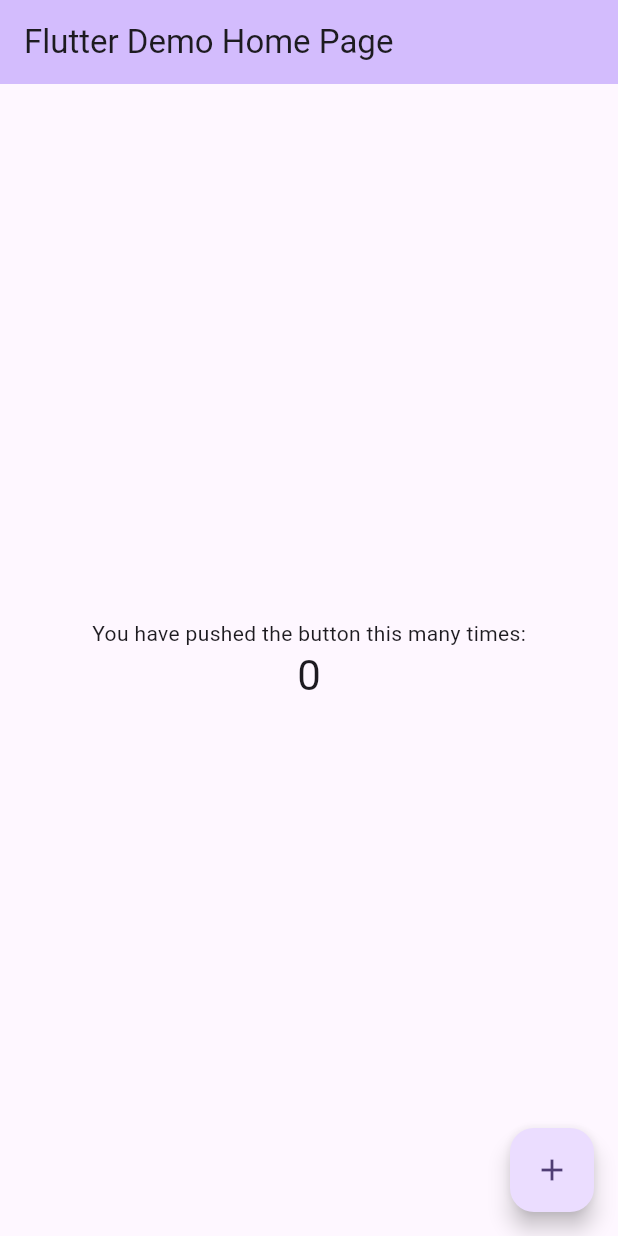
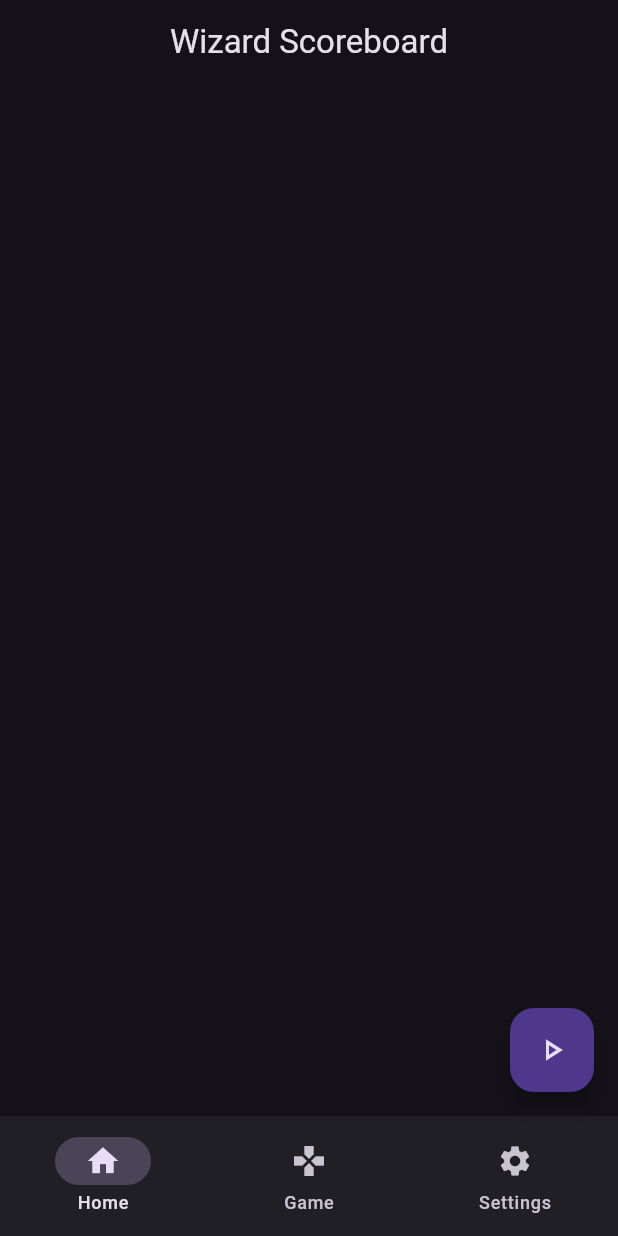
Before and after one commit to coughfeem8/wizard_scoreboard, a Flutter app: the screen it shows after launch, on a phone screen of 412 x 824 dp. Run offline on Flutter 3.47's test engine with Material 2 defaults, Android fonts, the phone set to English and light mode, and no system bars.

Commit message:
added basic home page

```diff
--- a/lib/main.dart
+++ b/lib/main.dart
@@ -6,120 +6,60 @@ void main() {
 
 class MyApp extends StatelessWidget {
   const MyApp({super.key});
-
-  // This widget is the root of your application.
   @override
   Widget build(BuildContext context) {
     return MaterialApp(
-      title: 'Flutter Demo',
+      debugShowCheckedModeBanner: false,
       theme: ThemeData(
-        // This is the theme of your application.
-        //
-        // TRY THIS: Try running your application with "flutter run". You'll see
-        // the application has a blue toolbar. Then, without quitting the app,
-        // try changing the seedColor in the colorScheme below to Colors.green
-        // and then invoke "hot reload" (save your changes or press the "hot
-        // reload" button in a Flutter-supported IDE, or press "r" if you used
-        // the command line to start the app).
-        //
-        // Notice that the counter didn't reset back to zero; the application
-        // state is not lost during the reload. To reset the state, use hot
-        // restart instead.
-        //
-        // This works for code too, not just values: Most code changes can be
-        // tested with just a hot reload.
-        colorScheme: ColorScheme.fromSeed(seedColor: Colors.deepPurple),
+        primarySwatch: Colors.green,
+        brightness: Brightness.dark,
         useMaterial3: true,
       ),
-      home: const MyHomePage(title: 'Flutter Demo Home Page'),
+      home: const RootPage(),
     );
   }
 }
 
-class MyHomePage extends StatefulWidget {
-  const MyHomePage({super.key, required this.title});
-
-  // This widget is the home page of your application. It is stateful, meaning
-  // that it has a State object (defined below) that contains fields that affect
-  // how it looks.
-
-  // This class is the configuration for the state. It holds the values (in this
-  // case the title) provided by the parent (in this case the App widget) and
-  // used by the build method of the State. Fields in a Widget subclass are
-  // always marked "final".
-
-  final String title;
+class RootPage extends StatefulWidget {
+  const RootPage({super.key});
 
   @override
-  State<MyHomePage> createState() => _MyHomePageState();
+  State<RootPage> createState() => _RootPageState();
 }
 
-class _MyHomePageState extends State<MyHomePage> {
-  int _counter = 0;
-
-  void _incrementCounter() {
-    setState(() {
-      // This call to setState tells the Flutter framework that something has
-      // changed in this State, which causes it to rerun the build method below
-      // so that the display can reflect the updated values. If we changed
-      // _counter without calling setState(), then the build method would not be
-      // called again, and so nothing would appear to happen.
-      _counter++;
-    });
-  }
+class _RootPageState extends State<RootPage> {
+  int currentPage = 0;
+  List<Widget> pages = const [];
+  List<NavigationDestination> iconPages = const [
+    NavigationDestination(icon: Icon(Icons.home), label: 'Home'),
+    NavigationDestination(icon: Icon(Icons.gamepad), label: 'Game'),
+    NavigationDestination(icon: Icon(Icons.settings), label: 'Settings'),
+  ];
 
   @override
   Widget build(BuildContext context) {
-    // This method is rerun every time setState is called, for instance as done
-    // by the _incrementCounter method above.
-    //
-    // The Flutter framework has been optimized to make rerunning build methods
-    // fast, so that you can just rebuild anything that needs updating rather
-    // than having to individually change instances of widgets.
     return Scaffold(
+      // body: pages[0],
       appBar: AppBar(
-        // TRY THIS: Try changing the color here to a specific color (to
-        // Colors.amber, perhaps?) and trigger a hot reload to see the AppBar
-        // change color while the other colors stay the same.
-        backgroundColor: Theme.of(context).colorScheme.inversePrimary,
-        // Here we take the value from the MyHomePage object that was created by
-        // the App.build method, and use it to set our appbar title.
-        title: Text(widget.title),
-      ),
-      body: Center(
-        // Center is a layout widget. It takes a single child and positions it
-        // in the middle of the parent.
-        child: Column(
-          // Column is also a layout widget. It takes a list of children and
-          // arranges them vertically. By default, it sizes itself to fit its
-          // children horizontally, and tries to be as tall as its parent.
-          //
-          // Column has various properties to control how it sizes itself and
-          // how it positions its children. Here we use mainAxisAlignment to
-          // center the children vertically; the main axis here is the vertical
-          // axis because Columns are vertical (the cross axis would be
-          // horizontal).
-          //
-          // TRY THIS: Invoke "debug painting" (choose the "Toggle Debug Paint"
-          // action in the IDE, or press "p" in the console), to see the
-          // wireframe for each widget.
-          mainAxisAlignment: MainAxisAlignment.center,
-          children: <Widget>[
-            const Text(
-              'You have pushed the button this many times:',
-            ),
-            Text(
-              '$_counter',
-              style: Theme.of(context).textTheme.headlineMedium,
-            ),
-          ],
-        ),
+        title: const Center(child: Text('Wizard Scoreboard')),
       ),
       floatingActionButton: FloatingActionButton(
-        onPressed: _incrementCounter,
-        tooltip: 'Increment',
-        child: const Icon(Icons.add),
-      ), // This trailing comma makes auto-formatting nicer for build methods.
+        onPressed: () => {
+          debugPrint('Floating Action Button'),
+        },
+        child: const Icon(Icons.play_arrow_outlined),
+      ),
+      bottomNavigationBar: NavigationBar(
+        destinations: iconPages,
+        onDestinationSelected: (int index) => selectPage(index),
+        selectedIndex: currentPage,
+      ),
     );
   }
+
+  selectPage(int index) {
+    setState(() {
+      currentPage = index;
+    });
+  }
 }
--- a/pubspec.yaml
+++ b/pubspec.yaml
@@ -35,6 +35,7 @@ dependencies:
   # The following adds the Cupertino Icons font to your application.
   # Use with the CupertinoIcons class for iOS style icons.
   cupertino_icons: ^1.0.2
+  dynamic_color: ^1.6.6
 
 dev_dependencies:
   flutter_test:
```
Also changed, not shown: pubspec.lock, 5 other files.
